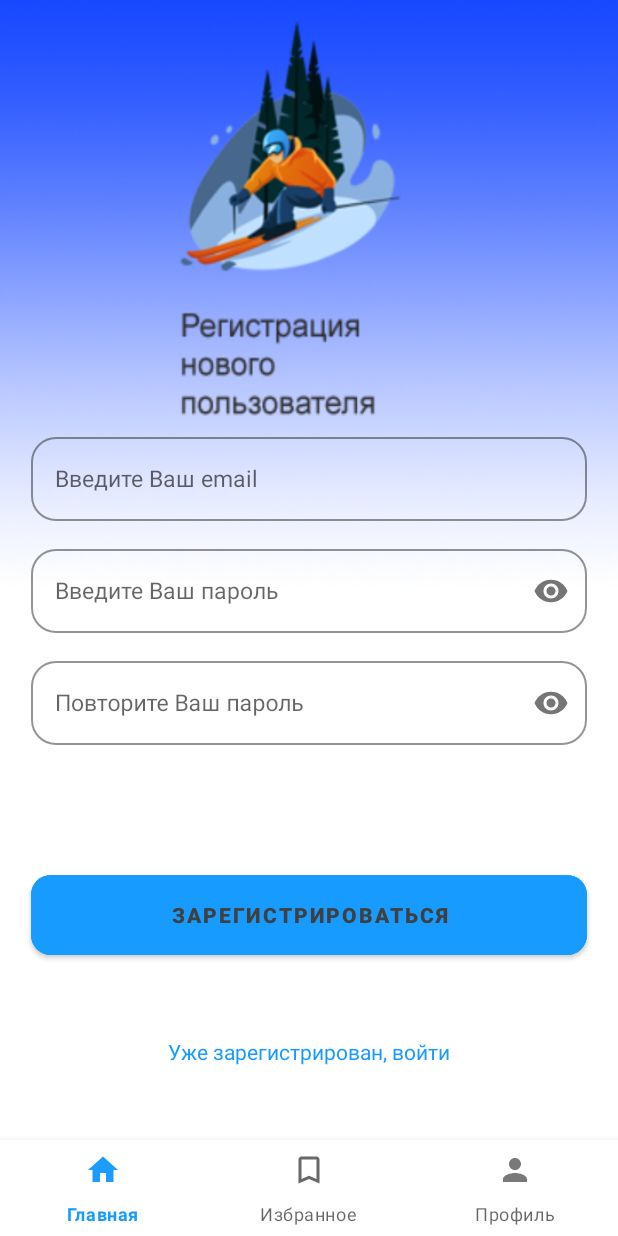
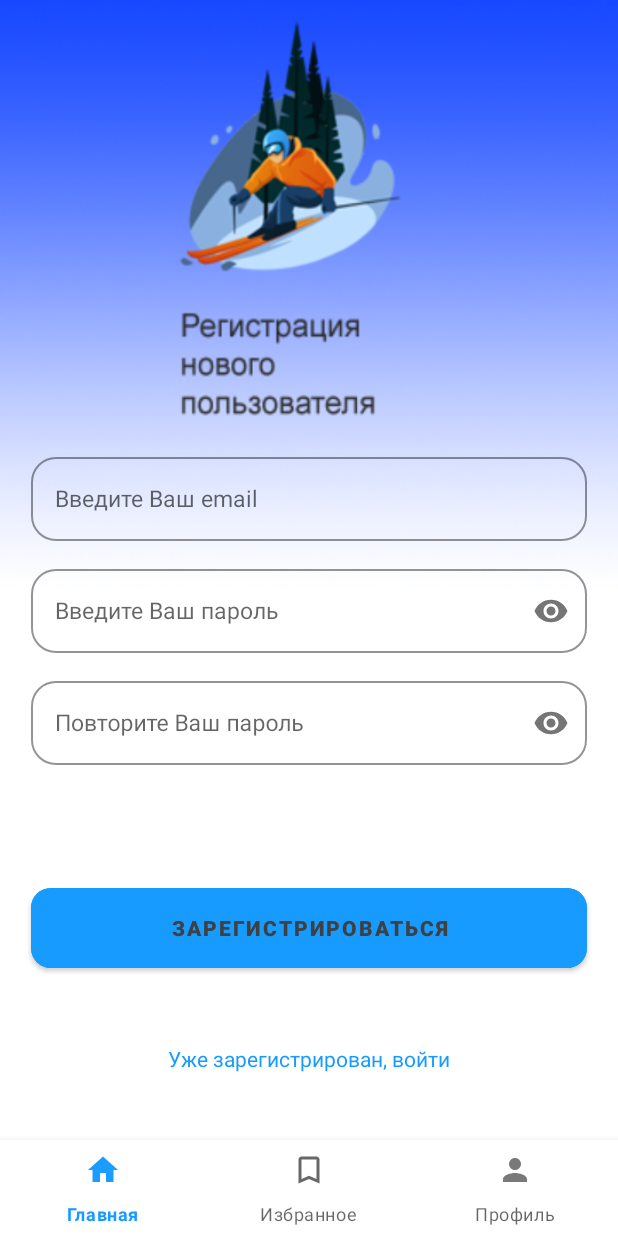
Before and after one commit to Sergio994350/SkiMountains, an Android app: the SignUpFragment screen opened through its navigation route, on a phone screen of 412 x 824 dp. Run offline under Robolectric (Android 15) with nearby library versions, the light colour scheme and no system bars; our stand-ins replace Firebase (no records; nobody signed in at launch, a user with empty details on screens opened directly), navigation-ui, sdp/ssp sizes; 1 statement that could not run was skipped.

Commit message:
design fixes

```diff
--- a/app/src/main/res/layout/fragment_sign_up.xml
+++ b/app/src/main/res/layout/fragment_sign_up.xml
@@ -13,7 +13,7 @@
         android:layout_width="match_parent"
         android:layout_height="wrap_content"
         android:layout_marginHorizontal="@dimen/_16sdp"
-        android:layout_marginTop="@dimen/_220sdp"
+        android:layout_marginTop="@dimen/_230sdp"
         app:boxStrokeColor="@color/sky_blue"
         app:hintTextColor="@color/sky_blue"
         app:layout_constraintEnd_toEndOf="parent"
```
